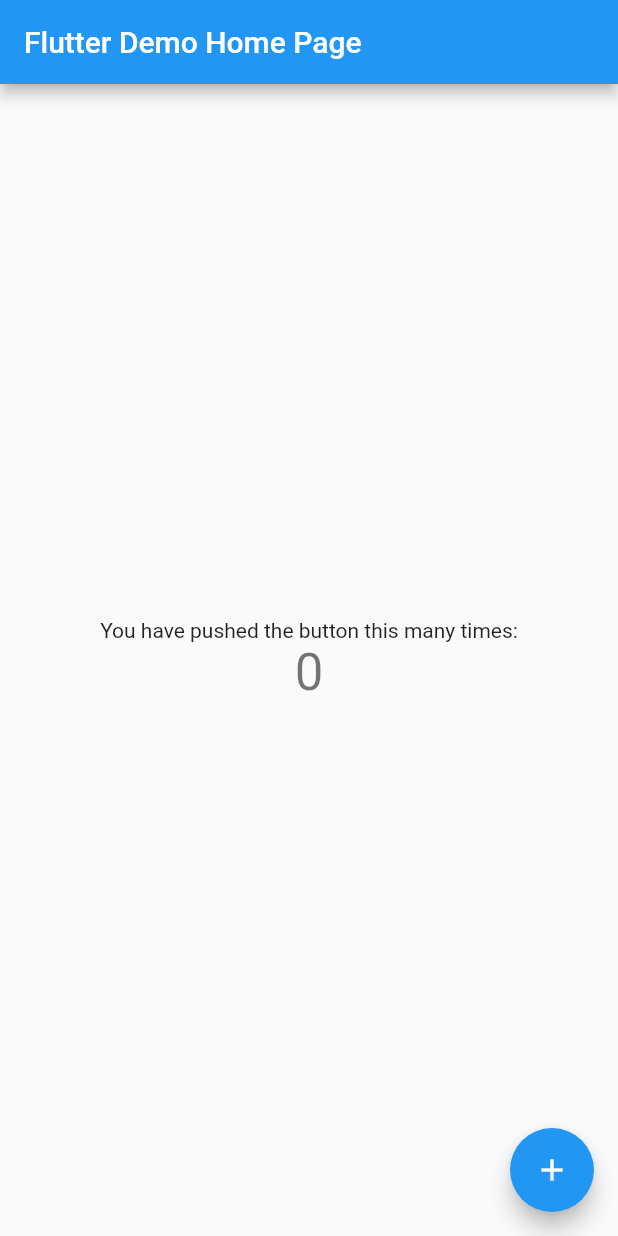
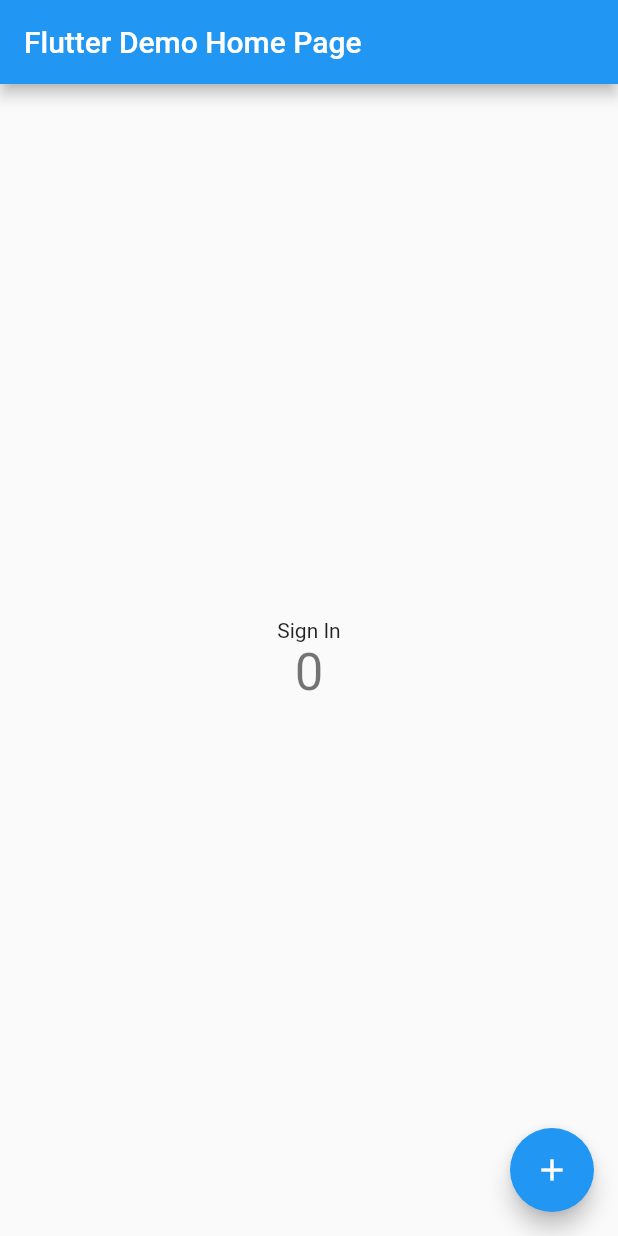
Before and after one commit to KlaysKAS/pro-tests, a Flutter app: the screen it shows after launch, on a phone screen of 412 x 824 dp. Run offline on Flutter 3.47's test engine with Material 2 defaults, Android fonts, the phone set to English and light mode, and no system bars; our stand-ins replace flutter_riverpod, freezed_annotation; generated files the repository leaves out were written again.

Commit message:
Added localization template

```diff
--- /dev/null
+++ b/l10n.yaml
@@ -0,0 +1,3 @@
+arb-dir: lib/l10n
+template_arb-file: app_en.arb
+output_localization-files: app_localizations.dart
--- /dev/null
+++ b/lib/l10n/all_locales.dart
@@ -0,0 +1,11 @@
+import 'package:flutter/material.dart';
+
+class AllLocale{
+  AllLocale();
+
+  static final all = [
+    const Locale('en', "US"),  // en is language Code and US
+    // is the country code
+    const Locale("ru", "RU"),
+  ];
+}
--- /dev/null
+++ b/lib/l10n/app_en.arb
@@ -0,0 +1,3 @@
+{
+  "main_sign_in_title":"Sign In"
+}
--- /dev/null
+++ b/lib/l10n/app_ru.arb
@@ -0,0 +1,3 @@
+{
+  "main_sign_in_title":"Войти"
+}
--- a/lib/main.dart
+++ b/lib/main.dart
@@ -1,4 +1,9 @@
 import 'package:flutter/material.dart';
+import 'package:flutter_localizations/flutter_localizations.dart';
+import 'package:flutter_gen/gen_l10n/app_localizations.dart';
+
+
+import 'l10n/all_locales.dart';
 
 void main() {
   runApp(const MyApp());
@@ -11,6 +16,13 @@ class MyApp extends StatelessWidget {
   @override
   Widget build(BuildContext context) {
     return MaterialApp(
+      supportedLocales: AllLocale.all,
+      localizationsDelegates: const [
+        AppLocalizations.delegate,
+        GlobalMaterialLocalizations.delegate,
+        GlobalCupertinoLocalizations.delegate,
+        GlobalWidgetsLocalizations.delegate,
+      ],
       title: 'Flutter Demo',
       theme: ThemeData(
         // This is the theme of your application.
@@ -95,8 +107,8 @@ class _MyHomePageState extends State<MyHomePage> {
           // horizontal).
           mainAxisAlignment: MainAxisAlignment.center,
           children: <Widget>[
-            const Text(
-              'You have pushed the button this many times:',
+             Text(
+              AppLocalizations.of(context)!.main_sign_in_title,
             ),
             Text(
               '$_counter',
--- a/pubspec.yaml
+++ b/pubspec.yaml
@@ -31,6 +31,9 @@ dependencies:
   flutter:
     sdk: flutter
 
+  flutter_localizations:
+    sdk: flutter
+
 
   # The following adds the Cupertino Icons font to your application.
   # Use with the CupertinoIcons class for iOS style icons.
@@ -39,6 +42,7 @@ dependencies:
   flutter_riverpod: ^2.3.4
   go_router: ^6.5.5
   freezed_annotation: ^2.2.0
+  intl: ^0.17.0
 
 dev_dependencies:
   flutter_test:
@@ -64,6 +68,7 @@ flutter:
   # included with your application, so that you can use the icons in
   # the material Icons class.
   uses-material-design: true
+  generate: true
 
   # To add assets to your application, add an assets section, like this:
   # assets:
```
Also changed, not shown: pubspec.lock.
